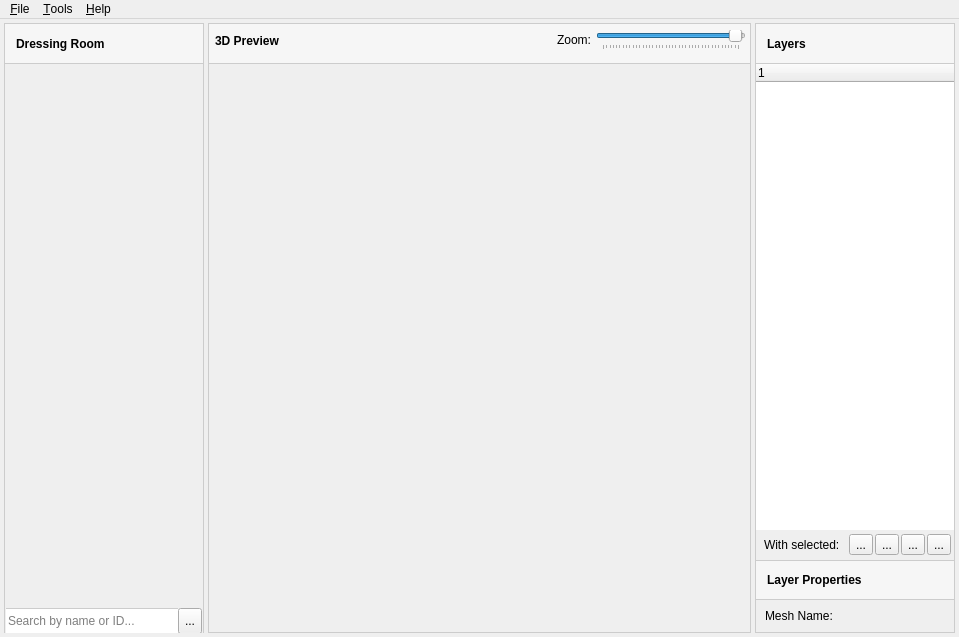
HanaeN/MabiMe, file mainwindow.ui: the form before one commit.
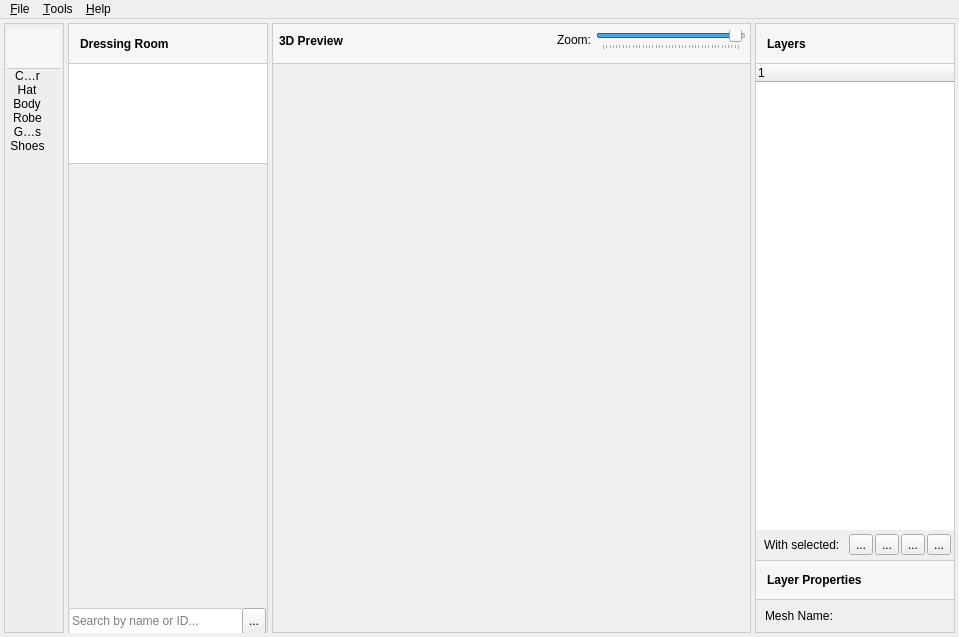
The form after the commit. Icons and pictures are not drawn. Custom widgets are drawn as their Qt base class.

Commit message: Additional UI work for category select.

Diff of the .ui file:
```diff
--- a/mainwindow.ui
+++ b/mainwindow.ui
@@ -30,7 +30,7 @@
     <property name="spacing">
      <number>4</number>
     </property>
-    <item row="0" column="0">
+    <item row="0" column="1">
      <widget class="QGroupBox" name="g_Col1">
       <property name="maximumSize">
        <size>
@@ -65,43 +65,90 @@
         <number>0</number>
        </property>
        <item>
-        <widget class="QLabel" name="l_dressing_room">
-         <property name="minimumSize">
-          <size>
-           <width>0</width>
-           <height>40</height>
-          </size>
+        <widget class="QStackedWidget" name="t_categories">
+         <property name="currentIndex">
+          <number>0</number>
          </property>
-         <property name="maximumSize">
-          <size>
-           <width>16777215</width>
-           <height>40</height>
-          </size>
-         </property>
-         <property name="font">
-          <font>
-           <weight>75</weight>
-           <bold>true</bold>
-          </font>
-         </property>
-         <property name="styleSheet">
-          <string notr="true">QLabel {
+         <widget class="QWidget" name="page">
+          <layout class="QVBoxLayout" name="verticalLayout_4">
+           <property name="spacing">
+            <number>0</number>
+           </property>
+           <property name="leftMargin">
+            <number>0</number>
+           </property>
+           <property name="topMargin">
+            <number>0</number>
+           </property>
+           <property name="rightMargin">
+            <number>0</number>
+           </property>
+           <property name="bottomMargin">
+            <number>0</number>
+           </property>
+           <item>
+            <widget class="QLabel" name="l_dressing_room">
+             <property name="minimumSize">
+              <size>
+               <width>0</width>
+               <height>40</height>
+              </size>
+             </property>
+             <property name="maximumSize">
+              <size>
+               <width>16777215</width>
+               <height>40</height>
+              </size>
+             </property>
+             <property name="font">
+              <font>
+               <weight>75</weight>
+               <bold>true</bold>
+              </font>
+             </property>
+             <property name="styleSheet">
+              <string notr="true">QLabel {
 	background-color: #F6F6F6;
 	border: 0px solid;
 	border-bottom: 1px solid #CCCCCC;
 	padding: 8px;
 }</string>
-         </property>
-         <property name="text">
-          <string>Dressing Room</string>
-         </property>
-        </widget>
-       </item>
-       <item>
-        <widget class="QLabel" name="label_3">
-         <property name="text">
-          <string/>
-         </property>
+             </property>
+             <property name="text">
+              <string>Dressing Room</string>
+             </property>
+            </widget>
+           </item>
+           <item>
+            <widget class="QListWidget" name="listWidget">
+             <property name="maximumSize">
+              <size>
+               <width>16777215</width>
+               <height>100</height>
+              </size>
+             </property>
+             <property name="styleSheet">
+              <string notr="true">QListWidget {
+	border: 0px solid #CCCCCC;
+	border-bottom-width: 1px;
+}</string>
+             </property>
+            </widget>
+           </item>
+           <item>
+            <widget class="QLabel" name="label_4">
+             <property name="text">
+              <string/>
+             </property>
+            </widget>
+           </item>
+          </layout>
+          <zorder>l_dressing_room</zorder>
+          <zorder>l_dressing_room</zorder>
+          <zorder>listWidget</zorder>
+          <zorder>label_4</zorder>
+         </widget>
+         <widget class="QWidget" name="page_2"/>
         </widget>
        </item>
        <item>
@@ -210,6 +257,228 @@
      </widget>
     </item>
     <item row="0" column="3">
+     <widget class="QGroupBox" name="g_Col2">
+      <property name="styleSheet">
+       <string notr="true">QGroupBox {
+	border: 1px solid #CCCCCC;
+}
+</string>
+      </property>
+      <property name="title">
+       <string/>
+      </property>
+      <layout class="QVBoxLayout" name="verticalLayout">
+       <property name="spacing">
+        <number>0</number>
+       </property>
+       <property name="leftMargin">
+        <number>0</number>
+       </property>
+       <property name="topMargin">
+        <number>0</number>
+       </property>
+       <property name="rightMargin">
+        <number>0</number>
+       </property>
+       <property name="bottomMargin">
+        <number>0</number>
+       </property>
+       <item>
+        <widget class="QGroupBox" name="g_3d_preview">
+         <property name="minimumSize">
+          <size>
+           <width>0</width>
+           <height>40</height>
+          </size>
+         </property>
+         <property name="maximumSize">
+          <size>
+           <width>16777215</width>
+           <height>40</height>
+          </size>
+         </property>
+         <property name="styleSheet">
+          <string notr="true">QGroupBox#g_3d_preview {
+	background-color: #F6F6F6;
+	border: 0px solid;
+	border-bottom: 1px solid #CCCCCC;
+	padding: 4px;
+}</string>
+         </property>
+         <property name="title">
+          <string/>
+         </property>
+         <layout class="QGridLayout" name="gridLayout_3">
+          <property name="leftMargin">
+           <number>0</number>
+          </property>
+          <property name="topMargin">
+           <number>0</number>
+          </property>
+          <property name="rightMargin">
+           <number>4</number>
+          </property>
+          <property name="horizontalSpacing">
+           <number>2</number>
+          </property>
+          <property name="verticalSpacing">
+           <number>0</number>
+          </property>
+          <item row="0" column="0">
+           <widget class="QLabel" name="label">
+            <property name="minimumSize">
+             <size>
+              <width>0</width>
+              <height>31</height>
+             </size>
+            </property>
+            <property name="font">
+             <font>
+              <weight>75</weight>
+              <bold>true</bold>
+             </font>
+            </property>
+            <property name="styleSheet">
+             <string notr="true">QLabel {
+	padding-left: 2px;
+}</string>
+            </property>
+            <property name="text">
+             <string>3D Preview</string>
+            </property>
+           </widget>
+          </item>
+          <item row="0" column="3">
+           <widget class="QGroupBox" name="g_zoom">
+            <property name="minimumSize">
+             <size>
+              <width>0</width>
+              <height>31</height>
+             </size>
+            </property>
+            <property name="maximumSize">
+             <size>
+              <width>150</width>
+              <height>16777215</height>
+             </size>
+            </property>
+            <property name="styleSheet">
+             <string notr="true">QGroupBox {
+	border: 0px solid;
+}</string>
+            </property>
+            <property name="title">
+             <string/>
+            </property>
+            <property name="alignment">
+             <set>Qt::AlignLeading|Qt::AlignLeft|Qt::AlignVCenter</set>
+            </property>
+            <property name="flat">
+             <bool>false</bool>
+            </property>
+            <property name="checkable">
+             <bool>false</bool>
+            </property>
+            <layout class="QHBoxLayout" name="horizontalLayout_2">
+             <property name="spacing">
+              <number>0</number>
+             </property>
+             <property name="leftMargin">
+              <number>0</number>
+             </property>
+             <property name="topMargin">
+              <number>0</number>
+             </property>
+             <property name="rightMargin">
+              <number>0</number>
+             </property>
+             <property name="bottomMargin">
+              <number>20</number>
+             </property>
+             <item>
+              <widget class="QSlider" name="s_zoom">
+               <property name="minimumSize">
+                <size>
+                 <width>150</width>
+                 <height>20</height>
+                </size>
+               </property>
+               <property name="maximumSize">
+                <size>
+                 <width>150</width>
+                 <height>0</height>
+                </size>
+               </property>
+               <property name="styleSheet">
+                <string notr="true">QSlider {
+	margin: 0px;
+}</string>
+               </property>
+               <property name="minimum">
+                <number>-4000</number>
+               </property>
+               <property name="maximum">
+                <number>100</number>
+               </property>
+               <property name="singleStep">
+                <number>10</number>
+               </property>
+               <property name="pageStep">
+                <number>100</number>
+               </property>
+               <property name="orientation">
+                <enum>Qt::Horizontal</enum>
+               </property>
+               <property name="invertedAppearance">
+                <bool>false</bool>
+               </property>
+               <property name="tickPosition">
+                <enum>QSlider::TicksBelow</enum>
+               </property>
+               <property name="tickInterval">
+                <number>100</number>
+               </property>
+              </widget>
+             </item>
+            </layout>
+           </widget>
+          </item>
+          <item row="0" column="2">
+           <widget class="QLabel" name="label_2">
+            <property name="minimumSize">
+             <size>
+              <width>0</width>
+              <height>30</height>
+             </size>
+            </property>
+            <property name="maximumSize">
+             <size>
+              <width>36</width>
+              <height>30</height>
+             </size>
+            </property>
+            <property name="text">
+             <string>Zoom:</string>
+            </property>
+           </widget>
+          </item>
+         </layout>
+        </widget>
+       </item>
+       <item>
+        <widget class="MabiMeGLWidget" name="glSurface" native="true">
+         <property name="sizePolicy">
+          <sizepolicy hsizetype="Preferred" vsizetype="Expanding">
+           <horstretch>0</horstretch>
+           <verstretch>1</verstretch>
+          </sizepolicy>
+         </property>
+        </widget>
+       </item>
+      </layout>
+     </widget>
+    </item>
+    <item row="0" column="4">
      <widget class="QGroupBox" name="g_Col3">
       <property name="maximumSize">
        <size>
@@ -555,18 +824,29 @@
       </layout>
      </widget>
     </item>
-    <item row="0" column="2">
-     <widget class="QGroupBox" name="g_Col2">
+    <item row="0" column="0">
+     <widget class="QGroupBox" name="g_categories">
+      <property name="minimumSize">
+       <size>
+        <width>40</width>
+        <height>0</height>
+       </size>
+      </property>
+      <property name="maximumSize">
+       <size>
+        <width>60</width>
+        <height>16777215</height>
+       </size>
+      </property>
       <property name="styleSheet">
-       <string notr="true">QGroupBox {
+       <string notr="true">QGroupBox#g_categories {
 	border: 1px solid #CCCCCC;
-}
-</string>
+}</string>
       </property>
       <property name="title">
        <string/>
       </property>
-      <layout class="QVBoxLayout" name="verticalLayout">
+      <layout class="QVBoxLayout" name="verticalLayout_5">
        <property name="spacing">
         <number>0</number>
        </property>
@@ -583,7 +863,7 @@
         <number>0</number>
        </property>
        <item>
-        <widget class="QGroupBox" name="g_3d_preview">
+        <widget class="QLabel" name="label_3">
          <property name="minimumSize">
           <size>
            <width>0</width>
@@ -596,185 +876,116 @@
            <height>40</height>
           </size>
          </property>
+         <property name="font">
+          <font>
+           <weight>75</weight>
+           <bold>true</bold>
+          </font>
+         </property>
          <property name="styleSheet">
-          <string notr="true">QGroupBox#g_3d_preview {
+          <string notr="true">QLabel {
 	background-color: #F6F6F6;
 	border: 0px solid;
 	border-bottom: 1px solid #CCCCCC;
-	padding: 4px;
+	padding: 8px;
 }</string>
          </property>
-         <property name="title">
+         <property name="text">
           <string/>
          </property>
-         <layout class="QGridLayout" name="gridLayout_3">
-          <property name="leftMargin">
-           <number>0</number>
-          </property>
-          <property name="topMargin">
-           <number>0</number>
-          </property>
-          <property name="rightMargin">
-           <number>4</number>
-          </property>
-          <property name="horizontalSpacing">
-           <number>2</number>
-          </property>
-          <property name="verticalSpacing">
-           <number>0</number>
-          </property>
-          <item row="0" column="0">
-           <widget class="QLabel" name="label">
-            <property name="minimumSize">
-             <size>
-              <width>0</width>
-              <height>31</height>
-             </size>
-            </property>
-            <property name="font">
-             <font>
-              <weight>75</weight>
-              <bold>true</bold>
-             </font>
-            </property>
-            <property name="styleSheet">
-             <string notr="true">QLabel {
-	padding-left: 2px;
-}</string>
-            </property>
-            <property name="text">
-             <string>3D Preview</string>
-            </property>
-           </widget>
-          </item>
-          <item row="0" column="3">
-           <widget class="QGroupBox" name="g_zoom">
-            <property name="minimumSize">
-             <size>
-              <width>0</width>
-              <height>31</height>
-             </size>
-            </property>
-            <property name="maximumSize">
-             <size>
-              <width>150</width>
-              <height>16777215</height>
-             </size>
-            </property>
-            <property name="styleSheet">
-             <string notr="true">QGroupBox {
-	border: 0px solid;
-}</string>
-            </property>
-            <property name="title">
-             <string/>
-            </property>
-            <property name="alignment">
-             <set>Qt::AlignLeading|Qt::AlignLeft|Qt::AlignVCenter</set>
-            </property>
-            <property name="flat">
-             <bool>false</bool>
-            </property>
-            <property name="checkable">
-             <bool>false</bool>
-            </property>
-            <layout class="QHBoxLayout" name="horizontalLayout_2">
-             <property name="spacing">
-              <number>0</number>
-             </property>
-             <property name="leftMargin">
-              <number>0</number>
-             </property>
-             <property name="topMargin">
-              <number>0</number>
-             </property>
-             <property name="rightMargin">
-              <number>0</number>
-             </property>
-             <property name="bottomMargin">
-              <number>20</number>
-             </property>
-             <item>
-              <widget class="QSlider" name="s_zoom">
-               <property name="minimumSize">
-                <size>
-                 <width>150</width>
-                 <height>20</height>
-                </size>
-               </property>
-               <property name="maximumSize">
-                <size>
-                 <width>150</width>
-                 <height>0</height>
-                </size>
-               </property>
-               <property name="styleSheet">
-                <string notr="true">QSlider {
-	margin: 0px;
-}</string>
-               </property>
-               <property name="minimum">
-                <number>-4000</number>
-               </property>
-               <property name="maximum">
-                <number>100</number>
-               </property>
-               <property name="singleStep">
-                <number>10</number>
-               </property>
-               <property name="pageStep">
-                <number>100</number>
-               </property>
-               <property name="orientation">
-                <enum>Qt::Horizontal</enum>
-               </property>
-               <property name="invertedAppearance">
-                <bool>false</bool>
-               </property>
-               <property name="tickPosition">
-                <enum>QSlider::TicksBelow</enum>
-               </property>
-               <property name="tickInterval">
-                <number>100</number>
-               </property>
-              </widget>
-             </item>
-            </layout>
-           </widget>
-          </item>
-          <item row="0" column="2">
-           <widget class="QLabel" name="label_2">
-            <property name="minimumSize">
-             <size>
-              <width>0</width>
-              <height>30</height>
-             </size>
-            </property>
-            <property name="maximumSize">
-             <size>
-              <width>36</width>
-              <height>30</height>
-             </size>
-            </property>
-            <property name="text">
-             <string>Zoom:</string>
-            </property>
-           </widget>
-          </item>
-         </layout>
         </widget>
        </item>
        <item>
-        <widget class="MabiMeGLWidget" name="glSurface" native="true">
-         <property name="sizePolicy">
-          <sizepolicy hsizetype="Preferred" vsizetype="Expanding">
-           <horstretch>0</horstretch>
-           <verstretch>1</verstretch>
-          </sizepolicy>
+        <widget class="QListWidget" name="l_category">
+         <property name="styleSheet">
+          <string notr="true">QListWidget {
+	border: 0px;
+	background-color: #EEEEEE;
+}</string>
          </property>
-         <zorder>s_zoom</zorder>
-         <zorder>label_2</zorder>
-         <zorder>s_zoom</zorder>
+         <property name="frameShadow">
+          <enum>QFrame::Plain</enum>
+         </property>
+         <property name="sizeAdjustPolicy">
+          <enum>QAbstractScrollArea::AdjustIgnored</enum>
+         </property>
+         <property name="editTriggers">
+          <set>QAbstractItemView::NoEditTriggers</set>
+         </property>
+         <property name="showDropIndicator" stdset="0">
+          <bool>false</bool>
+         </property>
+         <property name="iconSize">
+          <size>
+           <width>60</width>
+           <height>60</height>
+          </size>
+         </property>
+         <property name="textElideMode">
+          <enum>Qt::ElideMiddle</enum>
+         </property>
+         <property name="movement">
+          <enum>QListView::Static</enum>
+         </property>
+         <property name="flow">
+          <enum>QListView::TopToBottom</enum>
+         </property>
+         <property name="isWrapping" stdset="0">
+          <bool>true</bool>
+         </property>
+         <property name="resizeMode">
+          <enum>QListView::Adjust</enum>
+         </property>
+         <property name="layoutMode">
+          <enum>QListView::SinglePass</enum>
+         </property>
+         <property name="spacing">
+          <number>0</number>
+         </property>
+         <property name="viewMode">
+          <enum>QListView::IconMode</enum>
+         </property>
+         <property name="uniformItemSizes">
+          <bool>true</bool>
+         </property>
+         <item>
+          <property name="text">
+           <string>Character</string>
+          </property>
+          <property name="icon">
+           <iconset resource="images.qrc">
+            <normaloff>:/images/Images/cog.png</normaloff>:/images/Images/cog.png</iconset>
+          </property>
+         </item>
+         <item>
+          <property name="text">
+           <string>Hat</string>
+          </property>
+          <property name="icon">
+           <iconset resource="images.qrc">
+            <normaloff>:/images/Images/cog.png</normaloff>:/images/Images/cog.png</iconset>
+          </property>
+         </item>
+         <item>
+          <property name="text">
+           <string>Body</string>
+          </property>
+         </item>
+         <item>
+          <property name="text">
+           <string>Robe</string>
+          </property>
+         </item>
+         <item>
+          <property name="text">
+           <string>Gloves</string>
+          </property>
+         </item>
+         <item>
+          <property name="text">
+           <string>Shoes</string>
+          </property>
+         </item>
         </widget>
        </item>
       </layout>
```
The commit also changes 1 other file.
